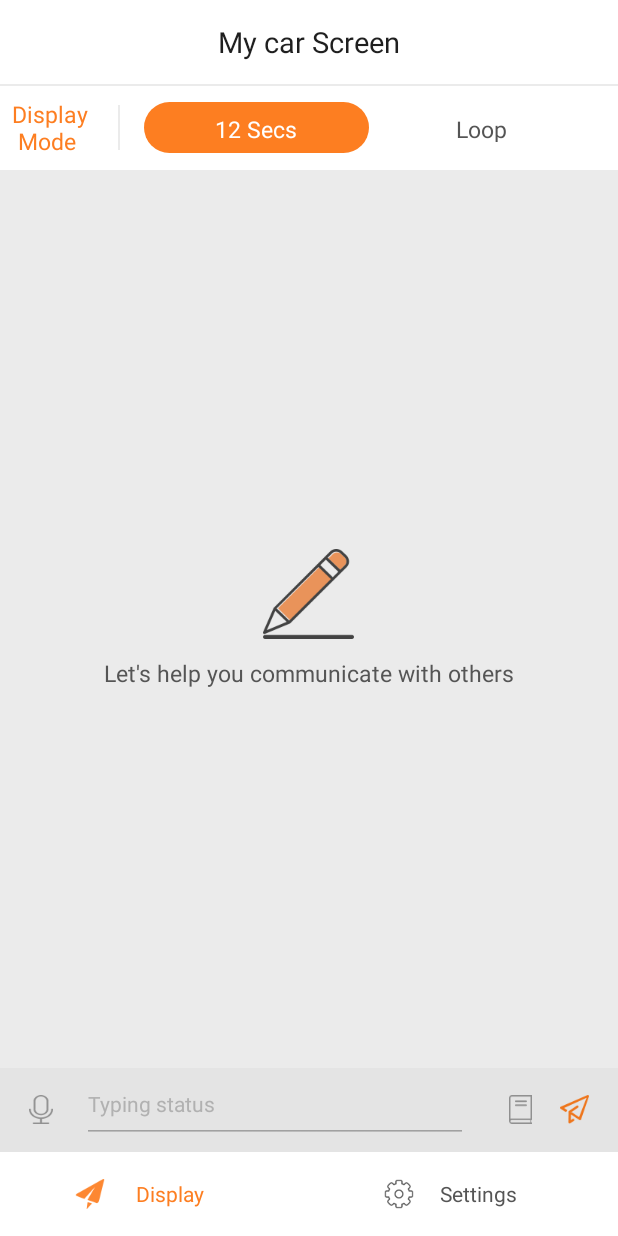
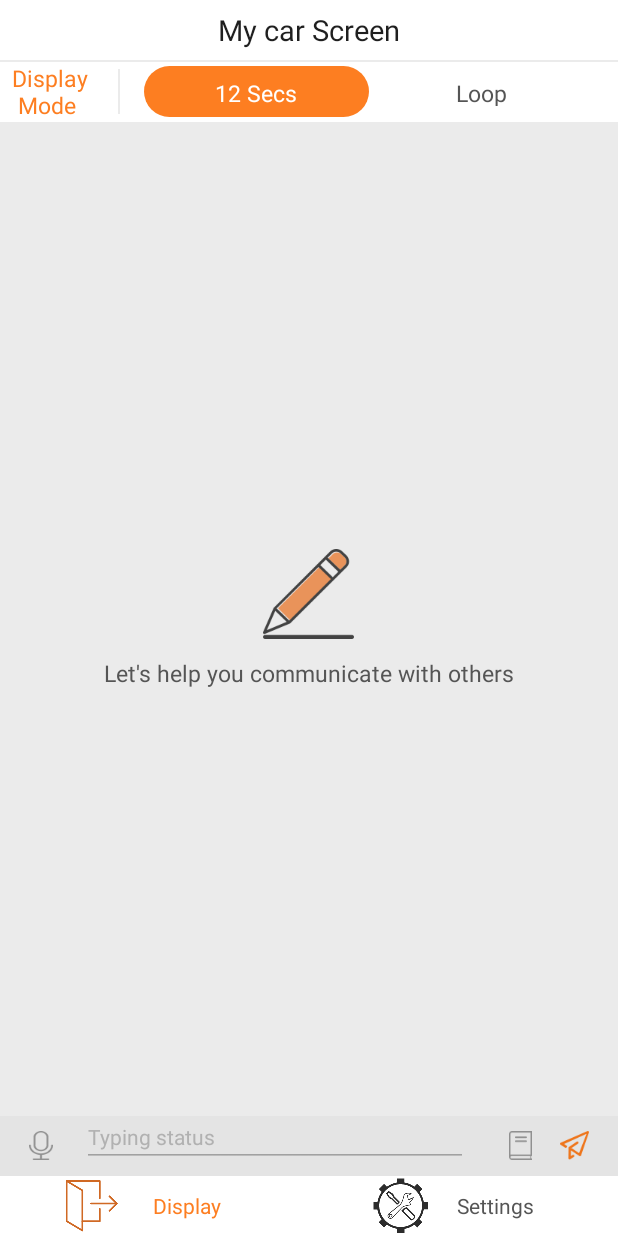
Before and after one commit to chenfan1227/CharTestDemo, an Android app: the screen it shows after launch (MainActivity), on a phone screen of 412 x 824 dp. Run offline under Robolectric (Android 15) with nearby library versions, the phone set to English and light mode, and no system bars; our stand-ins replace ButterKnife; libraries missing offline, so code that uses them is left out: org.greenrobot.greendao; 5 statements that could not run were skipped.

Commit message:
修改导航栏图标

```diff
--- a/app/src/main/res/drawable/rb_send_press.xml
+++ b/app/src/main/res/drawable/rb_send_press.xml
@@ -1,6 +1,6 @@
 <?xml version="1.0" encoding="utf-8"?>
 <selector xmlns:android="http://schemas.android.com/apk/res/android">
 
-    <item android:drawable="@mipmap/rb_send_press" android:state_checked="true"/>
-    <item android:drawable="@mipmap/rb_send_no" android:state_checked="false"/>
+    <item android:drawable="@mipmap/send" android:state_checked="false" />
+    <item android:drawable="@mipmap/send_pitch" android:state_checked="true" />
 </selector>
--- a/app/src/main/res/drawable/rb_setting_press.xml
+++ b/app/src/main/res/drawable/rb_setting_press.xml
@@ -1,6 +1,6 @@
 <?xml version="1.0" encoding="utf-8"?>
 <selector xmlns:android="http://schemas.android.com/apk/res/android">
 
-    <item android:drawable="@mipmap/rb_setting_press" android:state_checked="true"/>
-    <item android:drawable="@mipmap/rb_setting_no" android:state_checked="false"/>
+    <item android:drawable="@mipmap/system" android:state_checked="false"/>
+    <item android:drawable="@mipmap/system_pitch" android:state_checked="true"/>
 </selector>
--- a/app/src/main/res/layout/activity_launcher.xml
+++ b/app/src/main/res/layout/activity_launcher.xml
@@ -2,7 +2,7 @@
 <RelativeLayout xmlns:android="http://schemas.android.com/apk/res/android"
     android:layout_width="match_parent"
     android:layout_height="match_parent"
-    android:background="#ff7900">
+    android:background="@color/c2">
 
     <LinearLayout
         android:layout_width="match_parent"
--- a/app/src/main/res/layout/activity_main.xml
+++ b/app/src/main/res/layout/activity_main.xml
@@ -24,6 +24,7 @@
             android:layout_width="match_parent"
             android:layout_height="@dimen/tab_height"
             android:background="@color/c0"
+            android:gravity="center"
             android:orientation="horizontal">
 
             <com.ccy.lnb.en.views.DiyRadioButton
--- a/app/src/main/res/values/dimens.xml
+++ b/app/src/main/res/values/dimens.xml
@@ -16,8 +16,8 @@
     <dimen name="f5">12sp</dimen>
 
     <!--tab的高度-->
-    <dimen name="tab_height">56dp</dimen>
-    <dimen name="tab_padding">50dp</dimen>
+    <dimen name="tab_height">40dp</dimen>
+    <dimen name="tab_padding">40dp</dimen>
 
     <!--一般item的高度-->
     <dimen name="item_height">50dp</dimen>
--- a/app/src/main/res/values/styles.xml
+++ b/app/src/main/res/values/styles.xml
@@ -197,7 +197,7 @@
 
     <!--导航Tab样式-->
     <style name="TabRadioButton">
-        <item name="android:layout_width">0dp</item>
+        <item name="android:layout_width">30dp</item>
         <item name="android:layout_weight">1</item>
         <item name="android:layout_height">match_parent</item>
         <item name="android:gravity">center</item>
```
Also changed, not shown: app/src/main/res/mipmap-xxhdpi/send.png (added), app/src/main/res/mipmap-xxhdpi/send_pitch.png (added), app/src/main/res/mipmap-xxhdpi/system.png (added), app/src/main/res/mipmap-xxhdpi/system_pitch.png (added).
